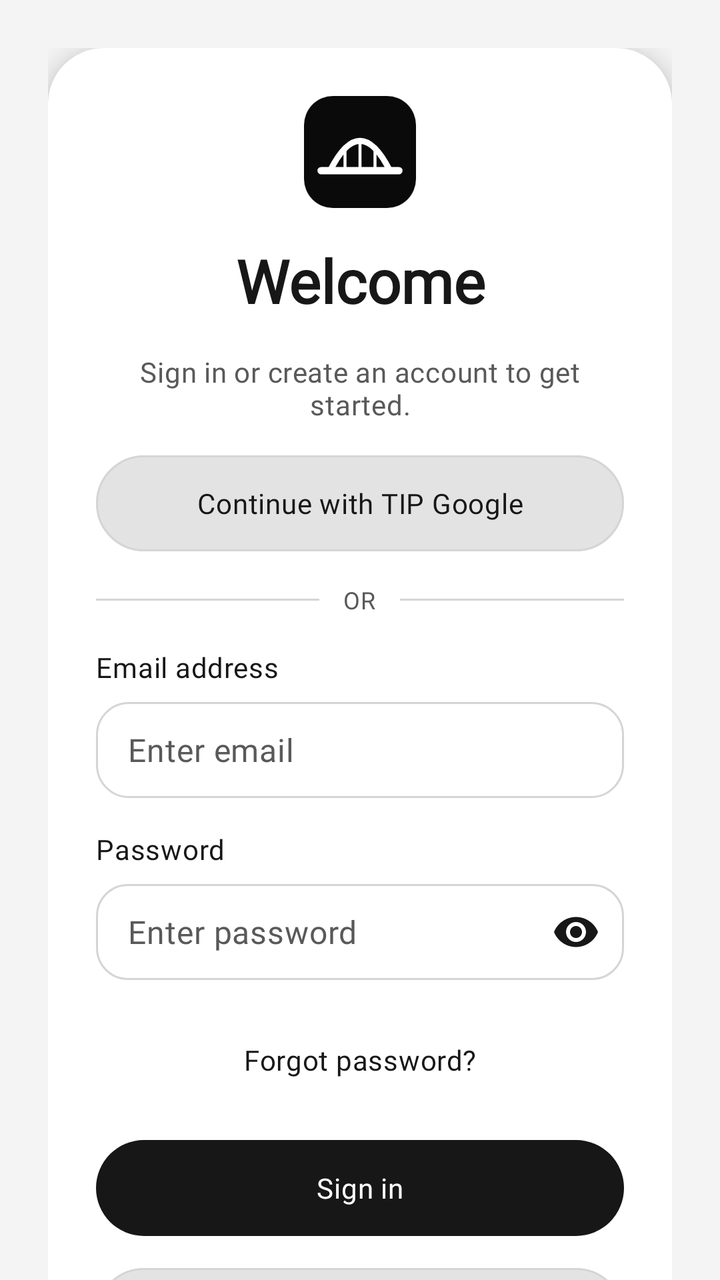
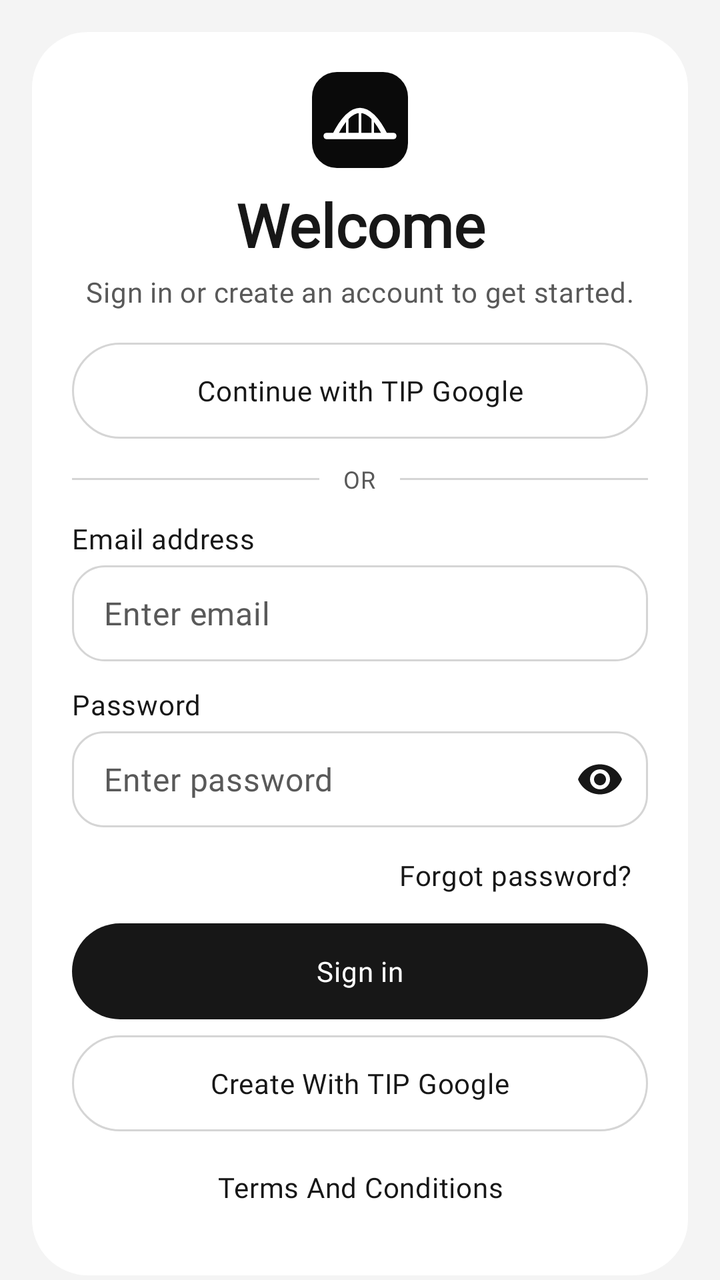

Before-and-after screenshots of an Android layout around one commit, followed by the original layout XML and the change that was made.
<!-- AndroidManifest.xml: application theme Theme.GoServe -->
<!-- res/layout/fragment_sign_in.xml -->
<?xml version="1.0" encoding="utf-8"?>
<androidx.core.widget.NestedScrollView xmlns:android="http://schemas.android.com/apk/res/android" xmlns:app="http://schemas.android.com/apk/res-auto" android:layout_width="match_parent" android:layout_height="match_parent" android:background="@color/gs_background" android:fillViewport="true" android:clipToPadding="false">
    <androidx.constraintlayout.widget.ConstraintLayout android:layout_width="match_parent" android:layout_height="wrap_content" android:padding="@dimen/gs_auth_margin">
        <LinearLayout android:id="@+id/accountCard" style="@style/Widget.GoServe.Account.Card" android:layout_width="0dp" android:layout_height="wrap_content" app:layout_constraintWidth_max="@dimen/account_card_max_width" app:layout_constraintStart_toStartOf="parent" app:layout_constraintEnd_toEndOf="parent" app:layout_constraintTop_toTopOf="parent" app:layout_constraintBottom_toBottomOf="parent" app:layout_constraintVertical_bias="0.5">
            <ImageView android:id="@+id/authLogo" android:layout_width="56dp" android:layout_height="56dp" android:layout_gravity="center_horizontal" android:src="@drawable/goserve_logo" android:scaleType="fitCenter" android:importantForAccessibility="no" />
            <TextView android:id="@+id/title" android:layout_width="match_parent" android:layout_height="wrap_content" android:layout_marginTop="@dimen/account_group_gap" android:text="@string/account_signin_title" android:textAppearance="@style/TextAppearance.GoServe.Account.Title" android:gravity="center" />
            <TextView android:id="@+id/subtitle" style="@style/Widget.GoServe.Account.Support" android:layout_marginTop="@dimen/account_group_gap" android:text="@string/account_signin_intro" android:gravity="center" />
            <TextView android:id="@+id/passwordNoticeText" style="@style/Widget.GoServe.Account.Support" android:accessibilityLiveRegion="polite" android:visibility="gone" />
            <com.google.android.material.button.MaterialButton android:id="@+id/googleButton" style="@style/Widget.GoServe.Account.Button.Outlined" android:text="@string/continue_google" />
            <LinearLayout android:layout_width="match_parent" android:layout_height="wrap_content" android:layout_marginTop="@dimen/account_group_gap" android:gravity="center_vertical" android:orientation="horizontal" android:importantForAccessibility="no">
                <View android:layout_width="0dp" android:layout_height="1dp" android:layout_weight="1" android:background="@color/gs_border" />
                <TextView android:layout_width="wrap_content" android:layout_height="wrap_content" android:paddingStart="12dp" android:paddingEnd="12dp" android:text="@string/or" android:textAppearance="@style/TextAppearance.GoServe.Caption" />
                <View android:layout_width="0dp" android:layout_height="1dp" android:layout_weight="1" android:background="@color/gs_border" />
            </LinearLayout>
            <TextView android:id="@+id/emailLabel" style="@style/Widget.GoServe.Account.Label" android:text="@string/account_email" android:labelFor="@id/emailInput" />
            <androidx.appcompat.widget.AppCompatEditText android:id="@+id/emailInput" style="@style/Widget.GoServe.Account.Input" android:hint="@string/account_email_hint" android:inputType="textEmailAddress" android:autofillHints="emailAddress" />
            <TextView android:id="@+id/passwordLabel" style="@style/Widget.GoServe.Account.Label" android:text="@string/account_password" android:labelFor="@id/passwordInput" />
            <com.google.android.material.textfield.TextInputLayout android:id="@+id/passwordBox" style="@style/Widget.GoServe.Account.PasswordBox" android:saveEnabled="false">
                <com.google.android.material.textfield.TextInputEditText android:id="@+id/passwordInput" style="@style/Widget.GoServe.Account.PasswordInput" android:hint="@string/account_signin_password_hint" android:saveEnabled="false" />
            </com.google.android.material.textfield.TextInputLayout>
            <com.google.android.material.button.MaterialButton android:id="@+id/forgotPasswordButton" style="@style/Widget.GoServe.Account.Button.Text" android:text="@string/account_signin_forgot" />
            <com.google.android.material.button.MaterialButton android:id="@+id/signInButton" style="@style/Widget.GoServe.Account.Button" android:text="@string/sign_in_logic" />
            <com.google.android.material.button.MaterialButton android:id="@+id/signupTab" style="@style/Widget.GoServe.Account.Button.Outlined" android:text="@string/account_signin_create" />
            <com.google.android.material.button.MaterialButton android:id="@+id/viewTermsButton" style="@style/Widget.GoServe.Account.Button.Text" android:text="@string/account_terms_title" />
            <TextView android:id="@+id/errorText" style="@style/Widget.GoServe.Account.Error" />
            <com.google.android.material.button.MaterialButton android:id="@+id/retryButton" style="@style/Widget.GoServe.Account.Button.Outlined" android:text="@string/account_retry" android:visibility="gone" />
            <com.google.android.material.button.MaterialButton android:id="@+id/previewButton" style="@style/Widget.GoServe.Account.Button.Text" android:text="@string/preview_design" android:visibility="gone" />
            <ph.edu.tip.goserve.ui.BrandLoadingView android:id="@+id/progress" android:layout_width="32dp" android:layout_height="32dp" android:layout_gravity="center_horizontal" android:layout_marginTop="@dimen/account_group_gap" android:visibility="gone" />
        </LinearLayout>
    </androidx.constraintlayout.widget.ConstraintLayout>
</androidx.core.widget.NestedScrollView>
<!-- resources referenced by this layout -->
<resources>
  <color name="gs_background">#F4F4F4</color>
  <color name="gs_border">#D5D5D5</color>
  <dimen name="account_group_gap">16dp</dimen>
  <dimen name="gs_auth_margin">24dp</dimen>
  <string name="account_signin_create">Create an account</string>
  <string name="account_terms_title">Terms and Conditions</string>
  <string name="or">OR</string>
  <style name="Widget.GoServe.Account.Card" parent="">
          <item name="android:orientation">vertical</item>
          <item name="android:padding">@dimen/account_card_padding</item>
          <item name="android:background">@drawable/bg_account_card</item>
          <item name="android:elevation">8dp</item>
      </style>
  <style name="Widget.GoServe.Button" parent="Widget.Material3.Button">
          <item name="android:textAppearance">@style/TextAppearance.GoServe.Label</item>
          <item name="android:textColor">@color/gs_on_primary</item>
          <item name="android:textAllCaps">false</item>
          <item name="android:minHeight">56dp</item>
          <item name="android:minWidth">48dp</item>
          <item name="android:paddingTop">16dp</item>
          <item name="android:paddingBottom">16dp</item>
          <item name="android:paddingStart">20dp</item>
          <item name="android:paddingEnd">20dp</item>
          <item name="backgroundTint">@color/gs_primary</item>
          <item name="cornerRadius">28dp</item>
          <item name="android:insetTop">0dp</item>
          <item name="android:insetBottom">0dp</item>
          <item name="android:stateListAnimator">@null</item>
      </style>
  <dimen name="gs_touch_target">48dp</dimen>
  <color name="gs_text">#171717</color>
  <color name="gs_surface">#FFFFFF</color>
  <style name="Widget.GoServe.Button.Text" parent="Widget.Material3.Button.TextButton">
          <item name="android:textAppearance">@style/TextAppearance.GoServe.Label</item>
          <item name="android:textColor">@color/gs_text</item>
          <item name="android:textAllCaps">false</item>
          <item name="android:minHeight">48dp</item>
          <item name="android:minWidth">48dp</item>
          <item name="android:paddingTop">12dp</item>
          <item name="android:paddingBottom">12dp</item>
          <item name="cornerRadius">24dp</item>
          <item name="android:insetTop">0dp</item>
          <item name="android:insetBottom">0dp</item>
      </style>
  <color name="gs_error">#A42622</color>
  <dimen name="account_field_gap">8dp</dimen>
  <color name="gs_secondary">#595959</color>
  <color name="gs_on_primary">#FFFFFF</color>
  <color name="gs_primary">#171717</color>
  <color name="gs_muted">#EBEBEB</color>
  <!-- unchanged entries left out for length: 44 -->
</resources>

<!-- the commit's change to res/layout/fragment_sign_in.xml (unified diff, before → after) -->
@@ -1,30 +1,32 @@
 <?xml version="1.0" encoding="utf-8"?>
 <androidx.core.widget.NestedScrollView xmlns:android="http://schemas.android.com/apk/res/android" xmlns:app="http://schemas.android.com/apk/res-auto" android:layout_width="match_parent" android:layout_height="match_parent" android:background="@color/gs_background" android:fillViewport="true" android:clipToPadding="false">
-    <androidx.constraintlayout.widget.ConstraintLayout android:layout_width="match_parent" android:layout_height="wrap_content" android:padding="@dimen/gs_auth_margin">
-        <LinearLayout android:id="@+id/accountCard" style="@style/Widget.GoServe.Account.Card" android:layout_width="0dp" android:layout_height="wrap_content" app:layout_constraintWidth_max="@dimen/account_card_max_width" app:layout_constraintStart_toStartOf="parent" app:layout_constraintEnd_toEndOf="parent" app:layout_constraintTop_toTopOf="parent" app:layout_constraintBottom_toBottomOf="parent" app:layout_constraintVertical_bias="0.5">
-            <ImageView android:id="@+id/authLogo" android:layout_width="56dp" android:layout_height="56dp" android:layout_gravity="center_horizontal" android:src="@drawable/goserve_logo" android:scaleType="fitCenter" android:importantForAccessibility="no" />
-            <TextView android:id="@+id/title" android:layout_width="match_parent" android:layout_height="wrap_content" android:layout_marginTop="@dimen/account_group_gap" android:text="@string/account_signin_title" android:textAppearance="@style/TextAppearance.GoServe.Account.Title" android:gravity="center" />
-            <TextView android:id="@+id/subtitle" style="@style/Widget.GoServe.Account.Support" android:layout_marginTop="@dimen/account_group_gap" android:text="@string/account_signin_intro" android:gravity="center" />
+    <androidx.constraintlayout.widget.ConstraintLayout android:layout_width="match_parent" android:layout_height="wrap_content" android:padding="16dp">
+        <LinearLayout android:id="@+id/accountCard" style="@style/Widget.GoServe.Account.Card" android:layout_width="0dp" android:layout_height="wrap_content" android:padding="20dp" app:layout_constraintWidth_max="@dimen/account_card_max_width" app:layout_constraintStart_toStartOf="parent" app:layout_constraintEnd_toEndOf="parent" app:layout_constraintTop_toTopOf="parent" app:layout_constraintBottom_toBottomOf="parent" app:layout_constraintVertical_bias="0.5">
+            <ImageView android:id="@+id/authLogo" android:layout_width="48dp" android:layout_height="48dp" android:layout_gravity="center_horizontal" android:src="@drawable/goserve_logo" android:scaleType="fitCenter" android:importantForAccessibility="no" />
+            <TextView android:id="@+id/title" android:layout_width="match_parent" android:layout_height="wrap_content" android:layout_marginTop="8dp" android:text="@string/account_signin_title" android:textAppearance="@style/TextAppearance.GoServe.Account.Title" android:gravity="center" />
+            <TextView android:id="@+id/subtitle" style="@style/Widget.GoServe.Account.Support" android:layout_marginTop="4dp" android:text="@string/account_signin_intro" android:gravity="center" />
             <TextView android:id="@+id/passwordNoticeText" style="@style/Widget.GoServe.Account.Support" android:accessibilityLiveRegion="polite" android:visibility="gone" />
-            <com.google.android.material.button.MaterialButton android:id="@+id/googleButton" style="@style/Widget.GoServe.Account.Button.Outlined" android:text="@string/continue_google" />
-            <LinearLayout android:layout_width="match_parent" android:layout_height="wrap_content" android:layout_marginTop="@dimen/account_group_gap" android:gravity="center_vertical" android:orientation="horizontal" android:importantForAccessibility="no">
+            <com.google.android.material.button.MaterialButton android:id="@+id/googleButton" style="@style/Widget.GoServe.SignIn.Button.Outlined" android:layout_marginTop="16dp" android:text="@string/continue_google" />
+            <LinearLayout android:layout_width="match_parent" android:layout_height="wrap_content" android:layout_marginTop="12dp" android:gravity="center_vertical" android:orientation="horizontal" android:importantForAccessibility="no">
                 <View android:layout_width="0dp" android:layout_height="1dp" android:layout_weight="1" android:background="@color/gs_border" />
                 <TextView android:layout_width="wrap_content" android:layout_height="wrap_content" android:paddingStart="12dp" android:paddingEnd="12dp" android:text="@string/or" android:textAppearance="@style/TextAppearance.GoServe.Caption" />
                 <View android:layout_width="0dp" android:layout_height="1dp" android:layout_weight="1" android:background="@color/gs_border" />
             </LinearLayout>
-            <TextView android:id="@+id/emailLabel" style="@style/Widget.GoServe.Account.Label" android:text="@string/account_email" android:labelFor="@id/emailInput" />
-            <androidx.appcompat.widget.AppCompatEditText android:id="@+id/emailInput" style="@style/Widget.GoServe.Account.Input" android:hint="@string/account_email_hint" android:inputType="textEmailAddress" android:autofillHints="emailAddress" />
-            <TextView android:id="@+id/passwordLabel" style="@style/Widget.GoServe.Account.Label" android:text="@string/account_password" android:labelFor="@id/passwordInput" />
-            <com.google.android.material.textfield.TextInputLayout android:id="@+id/passwordBox" style="@style/Widget.GoServe.Account.PasswordBox" android:saveEnabled="false">
-                <com.google.android.material.textfield.TextInputEditText android:id="@+id/passwordInput" style="@style/Widget.GoServe.Account.PasswordInput" android:hint="@string/account_signin_password_hint" android:saveEnabled="false" />
+            <TextView android:id="@+id/emailLabel" style="@style/Widget.GoServe.Account.Label" android:layout_marginTop="12dp" android:text="@string/account_email" android:labelFor="@id/emailInput" />
+            <androidx.appcompat.widget.AppCompatEditText android:id="@+id/emailInput" style="@style/Widget.GoServe.Account.Input" android:layout_marginTop="4dp" android:hint="@string/account_email_hint" android:inputType="textEmailAddress" android:autofillHints="emailAddress" />
+            <TextView android:id="@+id/passwordLabel" style="@style/Widget.GoServe.Account.Label" android:layout_marginTop="12dp" android:text="@string/account_password" android:labelFor="@id/passwordInput" />
+            <com.google.android.material.textfield.TextInputLayout android:id="@+id/passwordBox" style="@style/Widget.GoServe.Account.PasswordBox" android:layout_marginTop="4dp" android:saveEnabled="false">
+                <com.google.android.material.textfield.TextInputEditText android:id="@+id/passwordInput" style="@style/Widget.GoServe.Account.PasswordInput" android:hint="@string/account_signin_password_hint" android:imeOptions="actionDone" android:saveEnabled="false" />
             </com.google.android.material.textfield.TextInputLayout>
-            <com.google.android.material.button.MaterialButton android:id="@+id/forgotPasswordButton" style="@style/Widget.GoServe.Account.Button.Text" android:text="@string/account_signin_forgot" />
-            <com.google.android.material.button.MaterialButton android:id="@+id/signInButton" style="@style/Widget.GoServe.Account.Button" android:text="@string/sign_in_logic" />
-            <com.google.android.material.button.MaterialButton android:id="@+id/signupTab" style="@style/Widget.GoServe.Account.Button.Outlined" android:text="@string/account_signin_create" />
-            <com.google.android.material.button.MaterialButton android:id="@+id/viewTermsButton" style="@style/Widget.GoServe.Account.Button.Text" android:text="@string/account_terms_title" />
+            <com.google.android.material.button.MaterialButton android:id="@+id/forgotPasswordButton" style="@style/Widget.GoServe.SignIn.Link" android:layout_gravity="end" android:text="@string/account_signin_forgot" />
+            <com.google.android.material.button.MaterialButton android:id="@+id/signInButton" style="@style/Widget.GoServe.SignIn.Button" android:layout_marginTop="0dp" android:text="@string/sign_in_logic" />
+            <com.google.android.material.button.MaterialButton android:id="@+id/signupTab" style="@style/Widget.GoServe.SignIn.Button.Outlined" android:text="@string/account_signin_create" />
             <TextView android:id="@+id/errorText" style="@style/Widget.GoServe.Account.Error" />
             <com.google.android.material.button.MaterialButton android:id="@+id/retryButton" style="@style/Widget.GoServe.Account.Button.Outlined" android:text="@string/account_retry" android:visibility="gone" />
-            <com.google.android.material.button.MaterialButton android:id="@+id/previewButton" style="@style/Widget.GoServe.Account.Button.Text" android:text="@string/preview_design" android:visibility="gone" />
+            <LinearLayout android:layout_width="match_parent" android:layout_height="wrap_content" android:layout_marginTop="4dp" android:orientation="horizontal" android:gravity="center_vertical">
+                <com.google.android.material.button.MaterialButton android:id="@+id/viewTermsButton" style="@style/Widget.GoServe.SignIn.Link" android:layout_width="0dp" android:layout_weight="1" android:text="@string/account_terms_title" />
+                <com.google.android.material.button.MaterialButton android:id="@+id/previewButton" style="@style/Widget.GoServe.SignIn.Link" android:layout_width="0dp" android:layout_weight="1" android:text="@string/preview_design" android:visibility="gone" />
+            </LinearLayout>
             <ph.edu.tip.goserve.ui.BrandLoadingView android:id="@+id/progress" android:layout_width="32dp" android:layout_height="32dp" android:layout_gravity="center_horizontal" android:layout_marginTop="@dimen/account_group_gap" android:visibility="gone" />
         </LinearLayout>
     </androidx.constraintlayout.widget.ConstraintLayout>
<!-- resource entries referenced after the edit -->
@@ -3,15 +3,36 @@
   <color name="gs_background">#F4F4F4</color>
   <color name="gs_border">#D5D5D5</color>
   <dimen name="account_group_gap">16dp</dimen>
-  <dimen name="gs_auth_margin">24dp</dimen>
-  <string name="account_signin_create">Create an account</string>
-  <string name="account_terms_title">Terms and Conditions</string>
+  <string name="account_signin_create">Create With TIP Google</string>
+  <string name="account_terms_title">Terms And Conditions</string>
   <string name="or">OR</string>
   <style name="Widget.GoServe.Account.Card" parent="">
           <item name="android:orientation">vertical</item>
           <item name="android:padding">@dimen/account_card_padding</item>
           <item name="android:background">@drawable/bg_account_card</item>
-          <item name="android:elevation">8dp</item>
+          <item name="android:elevation">0dp</item>
+          <item name="android:translationZ">0dp</item>
+          <item name="android:stateListAnimator">@null</item>
+      </style>
+  <style name="Widget.GoServe.SignIn.Button" parent="Widget.GoServe.Account.Button">
+          <item name="android:layout_marginTop">8dp</item>
+          <item name="android:paddingTop">10dp</item>
+          <item name="android:paddingBottom">10dp</item>
+      </style>
+  <style name="Widget.GoServe.SignIn.Button.Outlined" parent="Widget.GoServe.SignIn.Button">
+          <item name="android:textColor">@color/gs_text</item>
+          <item name="backgroundTint">@color/gs_surface</item>
+          <item name="strokeColor">@color/gs_border</item>
+          <item name="strokeWidth">1dp</item>
+      </style>
+  <style name="Widget.GoServe.SignIn.Link" parent="Widget.GoServe.Account.Button.Text">
+          <item name="android:layout_width">wrap_content</item>
+          <item name="android:layout_marginTop">0dp</item>
+          <item name="android:paddingTop">8dp</item>
+          <item name="android:paddingBottom">8dp</item>
+          <item name="android:paddingStart">8dp</item>
+          <item name="android:paddingEnd">8dp</item>
+          <item name="android:textSize">14sp</item>
       </style>
   <style name="Widget.GoServe.Button" parent="Widget.Material3.Button">
           <item name="android:textAppearance">@style/TextAppearance.GoServe.Label</item>
@@ -28,6 +49,8 @@
           <item name="android:insetTop">0dp</item>
           <item name="android:insetBottom">0dp</item>
           <item name="android:stateListAnimator">@null</item>
+          <item name="android:elevation">0dp</item>
+          <item name="android:translationZ">0dp</item>
       </style>
   <dimen name="gs_touch_target">48dp</dimen>
   <color name="gs_text">#171717</color>
@@ -43,6 +66,9 @@
           <item name="cornerRadius">24dp</item>
           <item name="android:insetTop">0dp</item>
           <item name="android:insetBottom">0dp</item>
+          <item name="android:stateListAnimator">@null</item>
+          <item name="android:elevation">0dp</item>
+          <item name="android:translationZ">0dp</item>
       </style>
   <color name="gs_error">#A42622</color>
   <dimen name="account_field_gap">8dp</dimen>
